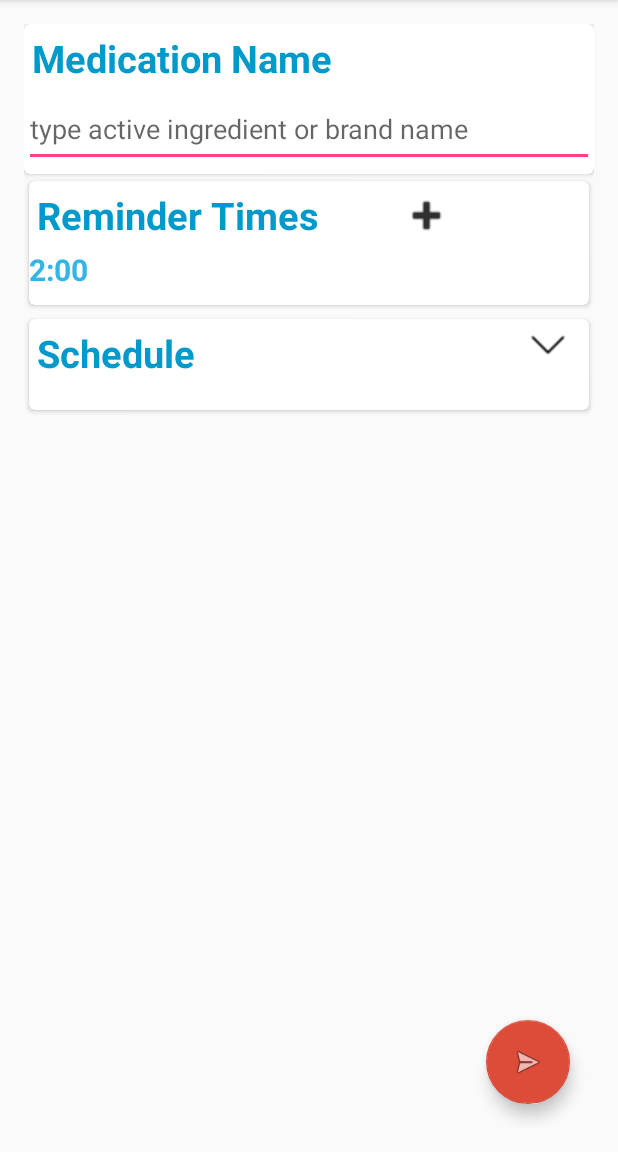
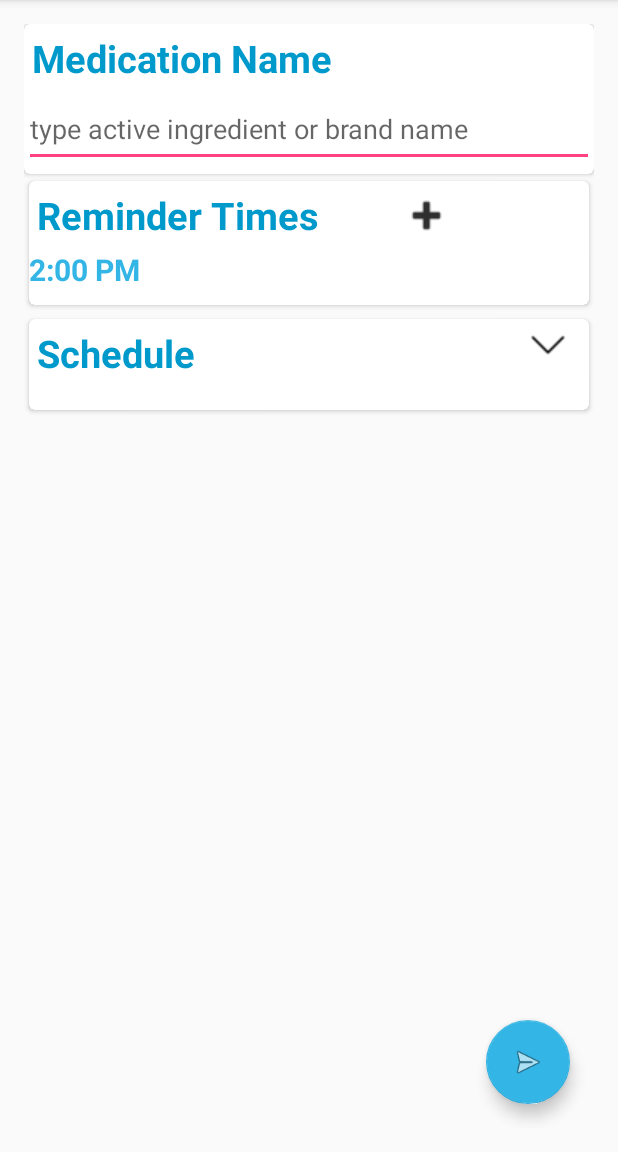
Before and after one commit to mukesh14149/MediSys, an Android app: the AddMedication screen opened directly, with no data from a screen before it, after a tap on an icon or button, on a phone screen of 412 x 824 dp, the part 84-1236 px from its top. Run offline under Robolectric (Android 15) with nearby library versions, the phone set to English and light mode, and no system bars.

Commit message:
change FAB color and other elements

```diff
--- a/app/src/main/java/com/example/mukesh/medisys/AddMedication.java
+++ b/app/src/main/java/com/example/mukesh/medisys/AddMedication.java
@@ -229,11 +229,14 @@ public class AddMedication extends AppCompatActivity {
         return local;
     }
 
+
+
+
     public void Generate_set_time(View view){
         reminder=(LinearLayout) findViewById(R.id.reminder_inner_layout);
         lprams.setMargins(0,0,0,15);
         settime= new TextView(this);
-        settime.setText("2:00");
+        settime.setText("2:00 PM");
 
         settime.setId(c++);
 
@@ -263,7 +266,6 @@ public class AddMedication extends AppCompatActivity {
                 System.out.println(Year+" "+Month+" "+Day+"in oncreate method"+settime.getId());
 
 
-
                 t=(TextView) findViewById(v.getId());
 
                 final Calendar beginCal = Calendar.getInstance();
@@ -277,7 +279,6 @@ public class AddMedication extends AppCompatActivity {
                     public void onTimeSet(TimePicker timePicker, int selectedHour, int selectedMinute) {
 System.out.println(selectedHour + ":" + selectedMinute+"mml");
                         t.setText( converttime(selectedHour + ":" + selectedMinute));
-
                         beginCal.set(Year,Month-1, Day, selectedHour, selectedMinute);
                       //  startdate.setText(beginCal.getTime().toString());
                         reminder_timer+=beginCal.getTime().toString()+"BBB";
--- a/app/src/main/res/layout/activity_add_medication.xml
+++ b/app/src/main/res/layout/activity_add_medication.xml
@@ -168,6 +168,7 @@
                             android:text="Start date : Random date"
                             android:layout_width="wrap_content"
                             android:layout_height="wrap_content"
+                            android:background="#FFFFFF"
                             android:onClick="showDatePickerDialog"
                             android:textSize="20dp" />
 
@@ -294,7 +295,7 @@
         android:layout_gravity="bottom|end"
         android:layout_margin="@dimen/fab_margin"
         android:src="@android:drawable/ic_menu_send"
-        app:backgroundTint="@color/Red"
+        app:backgroundTint="@android:color/holo_blue_light"
         android:onClick="save_medication"/>
 
 </FrameLayout>
--- a/app/src/main/res/layout/activity_profile.xml
+++ b/app/src/main/res/layout/activity_profile.xml
@@ -46,6 +46,7 @@
                     android:layout_height="wrap_content"
                     android:layout_marginTop="180dp"
                     android:layout_marginLeft="300dp"
+                    android:background="#1A000000"
                     android:text="+"/>
 
 
--- a/app/src/main/res/layout/fragment_reminders.xml
+++ b/app/src/main/res/layout/fragment_reminders.xml
@@ -19,7 +19,7 @@
         android:layout_gravity="bottom|end"
         android:layout_margin="@dimen/fab_margin"
         android:src="@android:drawable/ic_input_add"
-        app:backgroundTint="@color/Red"
+        app:backgroundTint="@android:color/holo_green_dark"
         android:onClick="setReminder"/>
 
 
```
